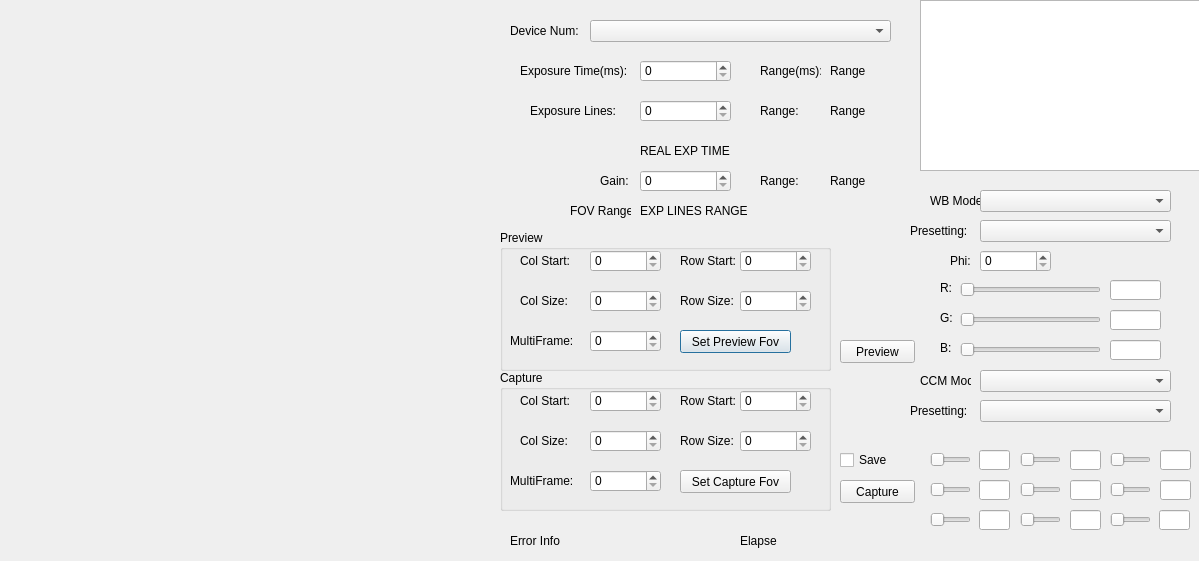
This is KSJDemoQT_Matrix/KSJDemoQT_Matrix/KSJDemoQT_Matrix.ui in James20L/KSJApiNew as Qt 5 draws it before an edit. The edited form follows.
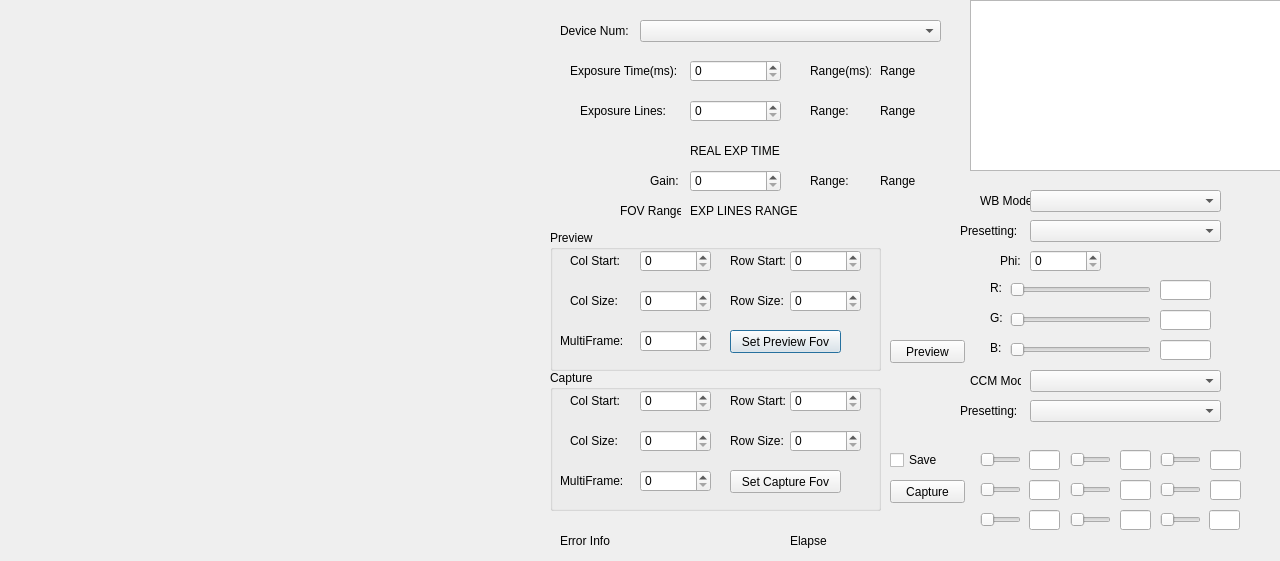
This is the edited form.

Patch:
```diff
--- a/KSJDemoQT_Matrix/KSJDemoQT_Matrix/KSJDemoQT_Matrix.ui
+++ b/KSJDemoQT_Matrix/KSJDemoQT_Matrix/KSJDemoQT_Matrix.ui
@@ -6,7 +6,7 @@
    <rect>
     <x>0</x>
     <y>0</y>
-    <width>1199</width>
+    <width>1280</width>
     <height>561</height>
    </rect>
   </property>
@@ -18,7 +18,7 @@
     <rect>
      <x>-10</x>
      <y>0</y>
-     <width>501</width>
+     <width>551</width>
      <height>561</height>
     </rect>
    </property>
@@ -26,7 +26,7 @@
   <widget class="QLabel" name="DEVICENUM_Label">
    <property name="geometry">
     <rect>
-     <x>510</x>
+     <x>560</x>
      <y>20</y>
      <width>71</width>
      <height>21</height>
@@ -39,7 +39,7 @@
   <widget class="QComboBox" name="DEVICE_LIST_ComboBox">
    <property name="geometry">
     <rect>
-     <x>590</x>
+     <x>640</x>
      <y>20</y>
      <width>301</width>
      <height>22</height>
@@ -49,7 +49,7 @@
   <widget class="QSpinBox" name="ExposureLinesSpinBox">
    <property name="geometry">
     <rect>
-     <x>640</x>
+     <x>690</x>
      <y>100</y>
      <width>91</width>
      <height>22</height>
@@ -59,7 +59,7 @@
   <widget class="QSpinBox" name="GainSpinBox">
    <property name="geometry">
     <rect>
-     <x>640</x>
+     <x>690</x>
      <y>170</y>
      <width>91</width>
      <height>22</height>
@@ -69,7 +69,7 @@
   <widget class="QLabel" name="label_6">
    <property name="geometry">
     <rect>
-     <x>600</x>
+     <x>650</x>
      <y>170</y>
      <width>41</width>
      <height>21</height>
@@ -82,7 +82,7 @@
   <widget class="QLabel" name="label_7">
    <property name="geometry">
     <rect>
-     <x>520</x>
+     <x>570</x>
      <y>60</y>
      <width>111</width>
      <height>21</height>
@@ -95,7 +95,7 @@
   <widget class="QLabel" name="label_8">
    <property name="geometry">
     <rect>
-     <x>530</x>
+     <x>580</x>
      <y>100</y>
      <width>91</width>
      <height>21</height>
@@ -108,7 +108,7 @@
   <widget class="QSpinBox" name="ExposureTimeSpinBox">
    <property name="geometry">
     <rect>
-     <x>640</x>
+     <x>690</x>
      <y>60</y>
      <width>91</width>
      <height>22</height>
@@ -118,7 +118,7 @@
   <widget class="QLabel" name="label_9">
    <property name="geometry">
     <rect>
-     <x>760</x>
+     <x>810</x>
      <y>60</y>
      <width>61</width>
      <height>21</height>
@@ -131,7 +131,7 @@
   <widget class="QLabel" name="label_10">
    <property name="geometry">
     <rect>
-     <x>760</x>
+     <x>810</x>
      <y>100</y>
      <width>41</width>
      <height>21</height>
@@ -144,7 +144,7 @@
   <widget class="QLabel" name="label_11">
    <property name="geometry">
     <rect>
-     <x>760</x>
+     <x>810</x>
      <y>170</y>
      <width>41</width>
      <height>21</height>
@@ -157,7 +157,7 @@
   <widget class="QLabel" name="EXPOSURE_TIME_RANGE_Label">
    <property name="geometry">
     <rect>
-     <x>830</x>
+     <x>880</x>
      <y>60</y>
      <width>71</width>
      <height>21</height>
@@ -170,7 +170,7 @@
   <widget class="QLabel" name="EXPOSURE_LINES_RANGE_Label">
    <property name="geometry">
     <rect>
-     <x>830</x>
+     <x>880</x>
      <y>100</y>
      <width>71</width>
      <height>21</height>
@@ -183,7 +183,7 @@
   <widget class="QLabel" name="GAIN_RANGE_Label">
    <property name="geometry">
     <rect>
-     <x>830</x>
+     <x>880</x>
      <y>170</y>
      <width>71</width>
      <height>21</height>
@@ -196,7 +196,7 @@
   <widget class="QLabel" name="EXPOSURE_TIME_REAL_Label">
    <property name="geometry">
     <rect>
-     <x>640</x>
+     <x>690</x>
      <y>140</y>
      <width>201</width>
      <height>21</height>
@@ -209,7 +209,7 @@
   <widget class="QLabel" name="FOV_RANGE_Label">
    <property name="geometry">
     <rect>
-     <x>640</x>
+     <x>690</x>
      <y>200</y>
      <width>201</width>
      <height>21</height>
@@ -222,7 +222,7 @@
   <widget class="QLabel" name="label_12">
    <property name="geometry">
     <rect>
-     <x>570</x>
+     <x>620</x>
      <y>200</y>
      <width>61</width>
      <height>21</height>
@@ -235,7 +235,7 @@
   <widget class="QGroupBox" name="groupBox">
    <property name="geometry">
     <rect>
-     <x>500</x>
+     <x>550</x>
      <y>230</y>
      <width>331</width>
      <height>141</height>
@@ -376,7 +376,7 @@
   <widget class="QGroupBox" name="groupBox_2">
    <property name="geometry">
     <rect>
-     <x>500</x>
+     <x>550</x>
      <y>370</y>
      <width>331</width>
      <height>141</height>
@@ -517,7 +517,7 @@
   <widget class="QPushButton" name="PreviewButton">
    <property name="geometry">
     <rect>
-     <x>840</x>
+     <x>890</x>
      <y>340</y>
      <width>75</width>
      <height>23</height>
@@ -530,7 +530,7 @@
   <widget class="QPushButton" name="CaptureButton">
    <property name="geometry">
     <rect>
-     <x>840</x>
+     <x>890</x>
      <y>480</y>
      <width>75</width>
      <height>23</height>
@@ -543,7 +543,7 @@
   <widget class="QLabel" name="ERROR_INFO_Label">
    <property name="geometry">
     <rect>
-     <x>510</x>
+     <x>560</x>
      <y>530</y>
      <width>201</width>
      <height>21</height>
@@ -556,7 +556,7 @@
   <widget class="QLabel" name="ELAPSE_TIME_Label">
    <property name="geometry">
     <rect>
-     <x>740</x>
+     <x>790</x>
      <y>530</y>
      <width>121</width>
      <height>21</height>
@@ -569,7 +569,7 @@
   <widget class="QTableWidget" name="FunctionTableWidget">
    <property name="geometry">
     <rect>
-     <x>920</x>
+     <x>970</x>
      <y>0</y>
      <width>311</width>
      <height>171</height>
@@ -579,7 +579,7 @@
   <widget class="QCheckBox" name="SaveCheckBox">
    <property name="geometry">
     <rect>
-     <x>840</x>
+     <x>890</x>
      <y>450</y>
      <width>71</width>
      <height>20</height>
@@ -592,7 +592,7 @@
   <widget class="QLabel" name="DEVICENUM_Label_2">
    <property name="geometry">
     <rect>
-     <x>930</x>
+     <x>980</x>
      <y>190</y>
      <width>51</width>
      <height>21</height>
@@ -605,7 +605,7 @@
   <widget class="QComboBox" name="WBComboBox">
    <property name="geometry">
     <rect>
-     <x>980</x>
+     <x>1030</x>
      <y>190</y>
      <width>191</width>
      <height>22</height>
@@ -615,7 +615,7 @@
   <widget class="QComboBox" name="PresettingComboBox">
    <property name="geometry">
     <rect>
-     <x>980</x>
+     <x>1030</x>
      <y>220</y>
      <width>191</width>
      <height>22</height>
@@ -625,7 +625,7 @@
   <widget class="QLabel" name="DEVICENUM_Label_3">
    <property name="geometry">
     <rect>
-     <x>910</x>
+     <x>960</x>
      <y>220</y>
      <width>71</width>
      <height>21</height>
@@ -638,7 +638,7 @@
   <widget class="QLabel" name="label_13">
    <property name="geometry">
     <rect>
-     <x>950</x>
+     <x>1000</x>
      <y>250</y>
      <width>31</width>
      <height>21</height>
@@ -651,7 +651,7 @@
   <widget class="QSpinBox" name="PhiSpinBox">
    <property name="geometry">
     <rect>
-     <x>980</x>
+     <x>1030</x>
      <y>250</y>
      <width>71</width>
      <height>22</height>
@@ -661,7 +661,7 @@
   <widget class="QSlider" name="RSlider">
    <property name="geometry">
     <rect>
-     <x>960</x>
+     <x>1010</x>
      <y>280</y>
      <width>141</width>
      <height>20</height>
@@ -674,7 +674,7 @@
   <widget class="QLabel" name="label_14">
    <property name="geometry">
     <rect>
-     <x>940</x>
+     <x>990</x>
      <y>280</y>
      <width>16</width>
      <height>16</height>
@@ -687,7 +687,7 @@
   <widget class="QLineEdit" name="REdit">
    <property name="geometry">
     <rect>
-     <x>1110</x>
+     <x>1160</x>
      <y>280</y>
      <width>51</width>
      <height>20</height>
@@ -700,7 +700,7 @@
   <widget class="QSlider" name="GSlider">
    <property name="geometry">
     <rect>
-     <x>960</x>
+     <x>1010</x>
      <y>310</y>
      <width>141</width>
      <height>20</height>
@@ -713,7 +713,7 @@
   <widget class="QLabel" name="label_15">
    <property name="geometry">
     <rect>
-     <x>940</x>
+     <x>990</x>
      <y>310</y>
      <width>16</width>
      <height>16</height>
@@ -726,7 +726,7 @@
   <widget class="QLineEdit" name="GEdit">
    <property name="geometry">
     <rect>
-     <x>1110</x>
+     <x>1160</x>
      <y>310</y>
      <width>51</width>
      <height>20</height>
@@ -739,7 +739,7 @@
   <widget class="QSlider" name="BSlider">
    <property name="geometry">
     <rect>
-     <x>960</x>
+     <x>1010</x>
      <y>340</y>
      <width>141</width>
      <height>20</height>
@@ -752,7 +752,7 @@
   <widget class="QLabel" name="label_16">
    <property name="geometry">
     <rect>
-     <x>940</x>
+     <x>990</x>
      <y>340</y>
      <width>16</width>
      <height>16</height>
@@ -765,7 +765,7 @@
   <widget class="QLineEdit" name="BEdit">
    <property name="geometry">
     <rect>
-     <x>1110</x>
+     <x>1160</x>
      <y>340</y>
      <width>51</width>
      <height>20</height>
@@ -778,7 +778,7 @@
   <widget class="QComboBox" name="CCMComboBox">
    <property name="geometry">
     <rect>
-     <x>980</x>
+     <x>1030</x>
      <y>370</y>
      <width>191</width>
      <height>22</height>
@@ -788,7 +788,7 @@
   <widget class="QLabel" name="DEVICENUM_Label_4">
    <property name="geometry">
     <rect>
-     <x>920</x>
+     <x>970</x>
      <y>370</y>
      <width>51</width>
      <height>21</height>
@@ -801,7 +801,7 @@
   <widget class="QComboBox" name="CCMPresettingComboBox">
    <property name="geometry">
     <rect>
-     <x>980</x>
+     <x>1030</x>
      <y>400</y>
      <width>191</width>
      <height>22</height>
@@ -811,7 +811,7 @@
   <widget class="QLabel" name="DEVICENUM_Label_5">
    <property name="geometry">
     <rect>
-     <x>910</x>
+     <x>960</x>
      <y>400</y>
      <width>71</width>
      <height>21</height>
@@ -824,7 +824,7 @@
   <widget class="QSlider" name="GSlider00">
    <property name="geometry">
     <rect>
-     <x>930</x>
+     <x>980</x>
      <y>450</y>
      <width>41</width>
      <height>20</height>
@@ -837,7 +837,7 @@
   <widget class="QLineEdit" name="GEdit00">
    <property name="geometry">
     <rect>
-     <x>979</x>
+     <x>1029</x>
      <y>450</y>
      <width>31</width>
      <height>20</height>
@@ -850,7 +850,7 @@
   <widget class="QLineEdit" name="GEdit01">
    <property name="geometry">
     <rect>
-     <x>1070</x>
+     <x>1120</x>
      <y>450</y>
      <width>31</width>
      <height>20</height>
@@ -863,7 +863,7 @@
   <widget class="QSlider" name="GSlider01">
    <property name="geometry">
     <rect>
-     <x>1020</x>
+     <x>1070</x>
      <y>450</y>
      <width>41</width>
      <height>20</height>
@@ -876,7 +876,7 @@
   <widget class="QLineEdit" name="GEdit02">
    <property name="geometry">
     <rect>
-     <x>1160</x>
+     <x>1210</x>
      <y>450</y>
      <width>31</width>
      <height>20</height>
@@ -889,7 +889,7 @@
   <widget class="QSlider" name="GSlider02">
    <property name="geometry">
     <rect>
-     <x>1110</x>
+     <x>1160</x>
      <y>450</y>
      <width>41</width>
      <height>20</height>
@@ -902,7 +902,7 @@
   <widget class="QSlider" name="GSlider12">
    <property name="geometry">
     <rect>
-     <x>1110</x>
+     <x>1160</x>
      <y>480</y>
      <width>41</width>
      <height>20</height>
@@ -915,7 +915,7 @@
   <widget class="QLineEdit" name="GEdit10">
    <property name="geometry">
     <rect>
-     <x>979</x>
+     <x>1029</x>
      <y>480</y>
      <width>31</width>
      <height>20</height>
@@ -928,7 +928,7 @@
   <widget class="QSlider" name="GSlider10">
    <property name="geometry">
     <rect>
-     <x>930</x>
+     <x>980</x>
      <y>480</y>
      <width>41</width>
      <height>20</height>
@@ -941,7 +941,7 @@
   <widget class="QSlider" name="GSlider11">
    <property name="geometry">
     <rect>
-     <x>1020</x>
+     <x>1070</x>
      <y>480</y>
      <width>41</width>
      <height>20</height>
@@ -954,7 +954,7 @@
   <widget class="QLineEdit" name="GEdit11">
    <property name="geometry">
     <rect>
-     <x>1070</x>
+     <x>1120</x>
      <y>480</y>
      <width>31</width>
      <height>20</height>
@@ -967,7 +967,7 @@
   <widget class="QLineEdit" name="GEdit12">
    <property name="geometry">
     <rect>
-     <x>1160</x>
+     <x>1210</x>
      <y>480</y>
      <width>31</width>
      <height>20</height>
@@ -980,7 +980,7 @@
   <widget class="QLineEdit" name="GEdit20">
    <property name="geometry">
     <rect>
-     <x>979</x>
+     <x>1029</x>
      <y>510</y>
      <width>31</width>
      <height>20</height>
@@ -993,7 +993,7 @@
   <widget class="QSlider" name="GSlider20">
    <property name="geometry">
     <rect>
-     <x>930</x>
+     <x>980</x>
      <y>510</y>
      <width>41</width>
      <height>20</height>
@@ -1006,7 +1006,7 @@
   <widget class="QLineEdit" name="GEdit21">
    <property name="geometry">
     <rect>
-     <x>1070</x>
+     <x>1120</x>
      <y>510</y>
      <width>31</width>
      <height>20</height>
@@ -1019,7 +1019,7 @@
   <widget class="QSlider" name="GSlider22">
    <property name="geometry">
     <rect>
-     <x>1110</x>
+     <x>1160</x>
      <y>510</y>
      <width>41</width>
      <height>20</height>
@@ -1032,7 +1032,7 @@
   <widget class="QLineEdit" name="GEdit22">
    <property name="geometry">
     <rect>
-     <x>1159</x>
+     <x>1209</x>
      <y>510</y>
      <width>31</width>
      <height>20</height>
@@ -1045,7 +1045,7 @@
   <widget class="QSlider" name="GSlider21">
    <property name="geometry">
     <rect>
-     <x>1020</x>
+     <x>1070</x>
      <y>510</y>
      <width>41</width>
      <height>20</height>
```
